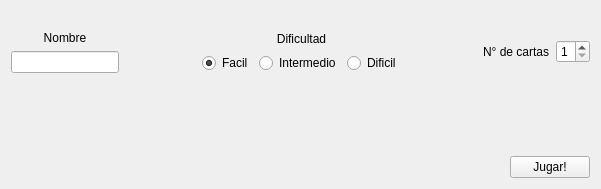
Qt form Vista/Nueva.ui (MarceloDamianAcosta/TP2026) before a commit.
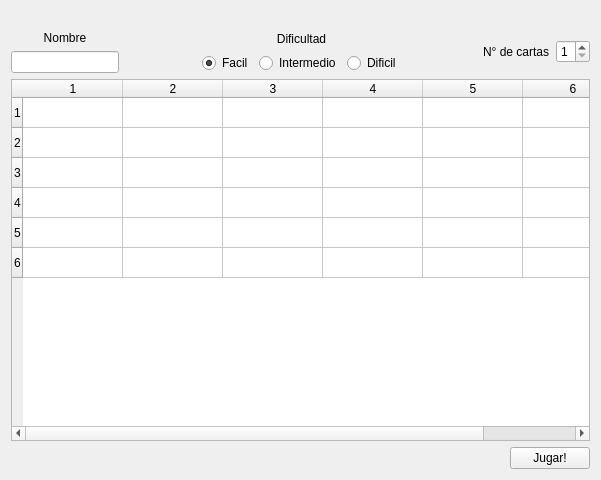
The same form after that commit.

Commit message:
v0.3: ventana Nueva conectada con Juego y tabla de daño
- Nueva arranca con la configuración de configuracion.txt (dificultad,
  cantidad y daño de los elementos puros) y permite editar los puros.
- Fabrica lee la configuración, guarda la matriz 6x6 y completa los
  compuestos (barro, lava, vapor) a partir de los puros.
- Juego sin Qt; la IA elige en cada ronda y no al crearse.
- Elemento::defender resta el daño y deja la vida en 0.
- Íconos de los elementos en un .qrc, centrados en la tabla.

Diff of the .ui file:
```diff
--- a/Vista/Nueva.ui
+++ b/Vista/Nueva.ui
@@ -7,7 +7,7 @@
     <x>0</x>
     <y>0</y>
     <width>601</width>
-    <height>189</height>
+    <height>480</height>
    </rect>
   </property>
   <property name="windowTitle">
@@ -141,17 +141,14 @@
     </layout>
    </item>
    <item>
-    <spacer name="verticalSpacer">
-     <property name="orientation">
-      <enum>Qt::Orientation::Vertical</enum>
+    <widget class="QTableWidget" name="tablaDanio">
+     <property name="rowCount">
+      <number>6</number>
      </property>
-     <property name="sizeHint" stdset="0">
-      <size>
-       <width>20</width>
-       <height>40</height>
-      </size>
+     <property name="columnCount">
+      <number>6</number>
      </property>
-    </spacer>
+    </widget>
    </item>
    <item>
     <layout class="QHBoxLayout" name="horizontalLayout_3">
```
Left out of the diff: 2 changed lines with no effect on the pictures. The commit also changes 22 other files.
